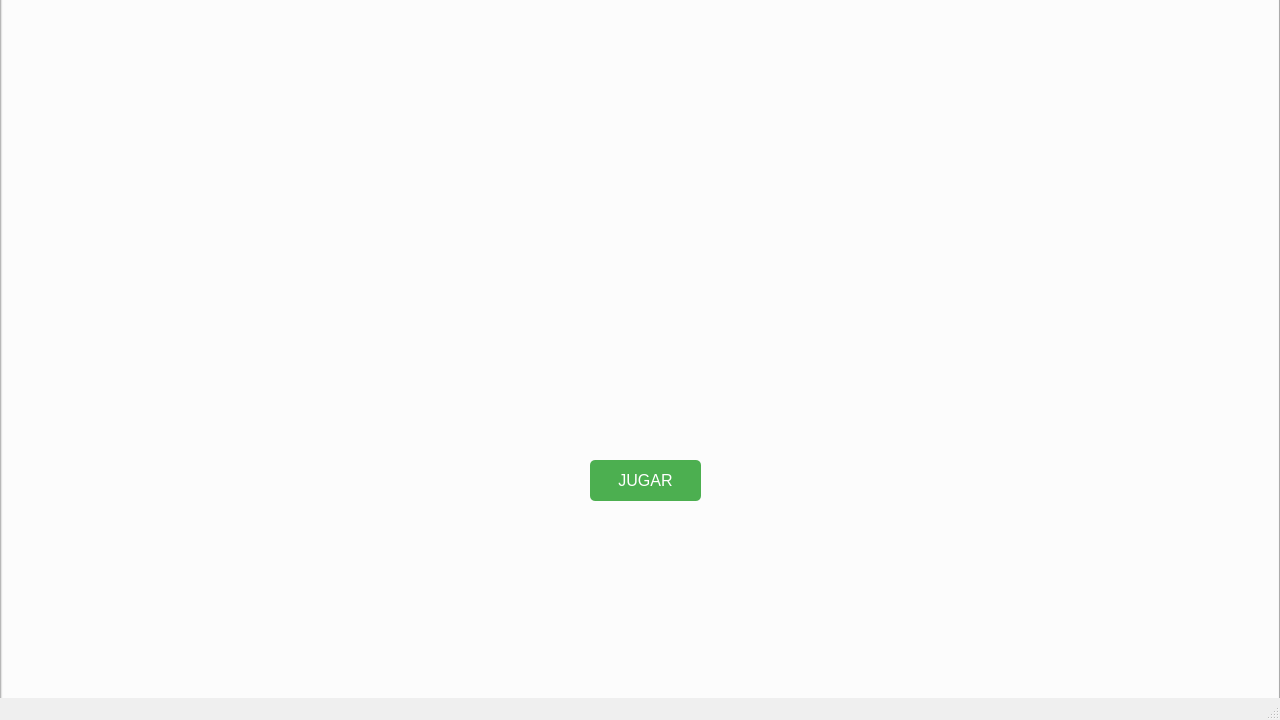
This is Implementacion/Programa/mainwindow.ui in CamiloPenaloza/Final as Qt 5 draws it before an edit. The edited form follows.
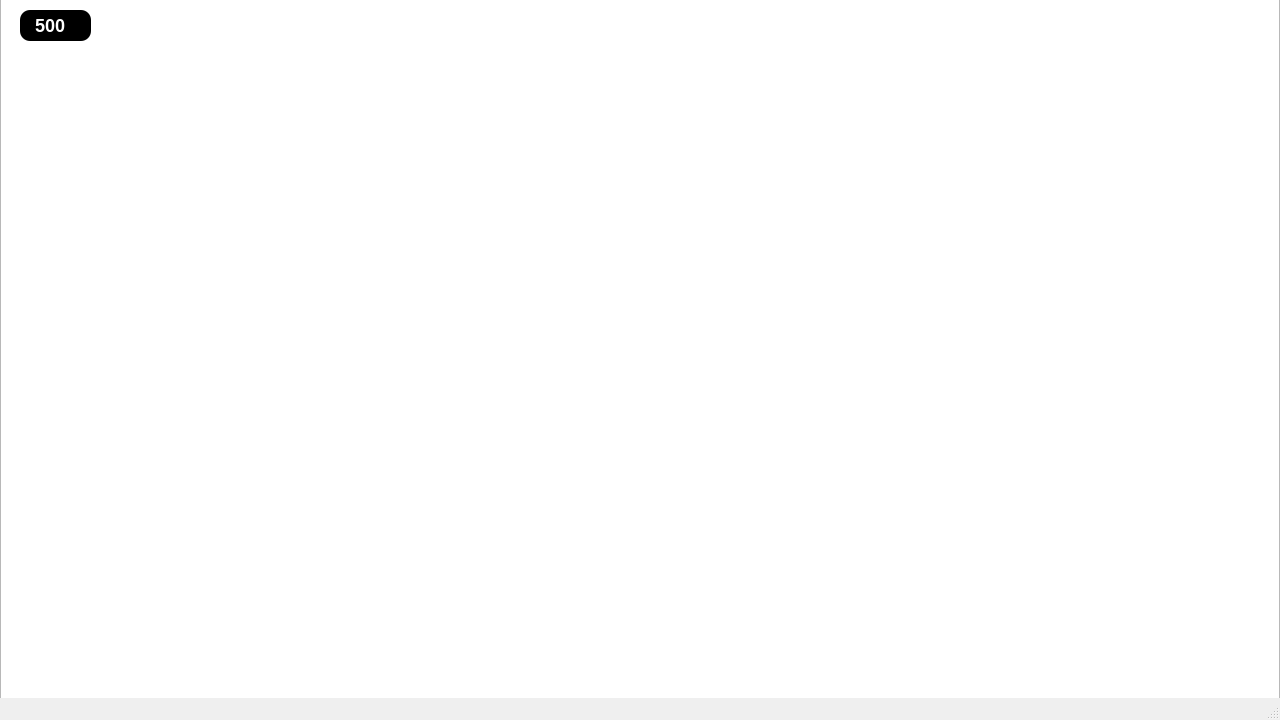
This is the edited form. Icons and pictures are not drawn.

What changed in the file:
```diff
--- a/Implementacion/Programa/mainwindow.ui
+++ b/Implementacion/Programa/mainwindow.ui
@@ -74,6 +74,34 @@
      </property>
     </widget>
    </widget>
+   <widget class="QLabel" name="puntaje">
+    <property name="geometry">
+     <rect>
+      <x>20</x>
+      <y>10</y>
+      <width>71</width>
+      <height>31</height>
+     </rect>
+    </property>
+    <property name="styleSheet">
+     <string notr="true">#puntaje {
+	background-color: rgb(0, 0, 0);
+	padding: 5px 10px;
+	color: rgb(255, 255, 255);
+	qproperty-alignment: 'AlignCenter';
+    border-radius: 10px;
+    font-size: 18px;
+    font-weight: bold;
+}
+</string>
+    </property>
+    <property name="text">
+     <string>&lt;html&gt;&lt;head/&gt;&lt;body&gt;&lt;p&gt;500&lt;/p&gt;&lt;/body&gt;&lt;/html&gt;</string>
+    </property>
+   </widget>
+   <zorder>menu</zorder>
+   <zorder>graphicsView</zorder>
+   <zorder>puntaje</zorder>
   </widget>
   <widget class="QStatusBar" name="statusbar"/>
  </widget>
```
